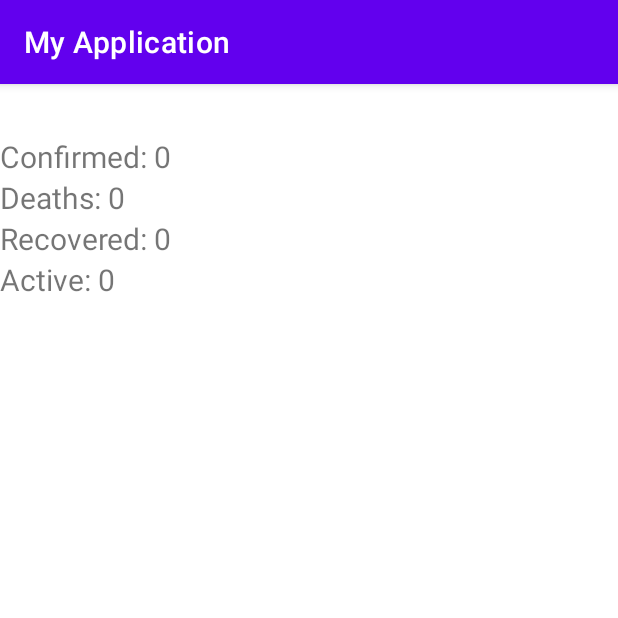
After one commit to Bauyrzhan07/Android-FInal, an Android app: the fragment CountryStatFragment placed in its activity, on a phone screen of 412 x 824 dp, the top half of it. The commit adds this screen. Run offline under Robolectric (Android 15) with nearby library versions, the phone set to English and light mode, and no system bars; 1 statement that could not run was skipped.

Commit message:
final project

```diff
--- a/app/src/main/AndroidManifest.xml
+++ b/app/src/main/AndroidManifest.xml
@@ -2,6 +2,7 @@
 <manifest xmlns:android="http://schemas.android.com/apk/res/android"
     package="com.example.myapplication">
 
+    <uses-permission android:name="android.permission.INTERNET"/>
     <application
         android:allowBackup="true"
         android:icon="@mipmap/ic_launcher"
@@ -10,7 +11,7 @@
         android:supportsRtl="true"
         android:theme="@style/Theme.MyApplication">
         <activity
-            android:name=".MainActivity"
+            android:name=".ui.activity.MainActivity"
             android:exported="true">
             <intent-filter>
                 <action android:name="android.intent.action.MAIN" />
--- /dev/null
+++ b/app/src/main/java/com/example/myapplication/data/Repository.kt
@@ -0,0 +1,56 @@
+package com.example.myapplication.data
+
+import android.util.Log
+import android.widget.Toast
+import androidx.lifecycle.LiveData
+import androidx.lifecycle.MutableLiveData
+import com.example.myapplication.data.api.ApiClient
+import com.example.myapplication.data.model.Country
+import com.example.myapplication.data.model.CountryStat
+import retrofit2.Call
+import retrofit2.Callback
+import retrofit2.Response
+
+class Repository private constructor() {
+    companion object {
+        private var instance: Repository? = null
+
+        fun getInstance() = instance ?: synchronized(this) {
+            instance ?: Repository()
+        }
+    }
+
+    fun getCountries(): LiveData<List<Country>> {
+        val result = MutableLiveData<List<Country>>()
+
+        val call = ApiClient.getApiService()?.getCountries()
+        call?.enqueue(object : Callback<List<Country>> {
+            override fun onResponse(call: Call<List<Country>>, response: Response<List<Country>>) {
+                result.value = if (response.isSuccessful) response.body() else emptyList()
+            }
+
+            override fun onFailure(call: Call<List<Country>>, t: Throwable) {
+                Log.e("Error", t.message.toString())
+            }
+        })
+
+        return result
+    }
+
+    fun getCountryStat(slug: String): LiveData<List<CountryStat>> {
+        val result = MutableLiveData<List<CountryStat>>()
+
+        val call = ApiClient.getApiService()?.getCountryStat(slug)
+        call?.enqueue(object : Callback<List<CountryStat>> {
+            override fun onResponse(call: Call<List<CountryStat>>, response: Response<List<CountryStat>>) {
+                result.value = if (response.isSuccessful) response.body() else emptyList()
+            }
+
+            override fun onFailure(call: Call<List<CountryStat>>, t: Throwable) {
+                Log.e("Error", t.message.toString())
+            }
+        })
+
+        return result
+    }
+}
--- /dev/null
+++ b/app/src/main/java/com/example/myapplication/data/api/ApiService.kt
@@ -0,0 +1,15 @@
+package com.example.myapplication.data.api
+
+import com.example.myapplication.data.model.Country
+import com.example.myapplication.data.model.CountryStat
+import retrofit2.Call
+import retrofit2.http.GET
+import retrofit2.http.Path
+
+interface ApiService {
+    @GET("countries")
+    fun getCountries(): Call<List<Country>>
+
+    @GET("country/{slug}")
+    fun getCountryStat(@Path("slug") slug: String): Call<List<CountryStat>>
+}
--- /dev/null
+++ b/app/src/main/java/com/example/myapplication/ui/activity/MainActivity.kt
@@ -0,0 +1,17 @@
+package com.example.myapplication.ui.activity
+
+import androidx.appcompat.app.AppCompatActivity
+import android.os.Bundle
+import com.example.myapplication.R
+import com.example.myapplication.ui.fragment.CountryListFragment
+
+class MainActivity : AppCompatActivity() {
+    override fun onCreate(savedInstanceState: Bundle?) {
+        super.onCreate(savedInstanceState)
+        setContentView(R.layout.activity_main)
+
+        supportFragmentManager.beginTransaction()
+            .add(R.id.fragmentContainerView, CountryListFragment(), null)
+            .commit()
+    }
+}
--- /dev/null
+++ b/app/src/main/java/com/example/myapplication/ui/fragment/CountryListFragment.kt
@@ -0,0 +1,52 @@
+package com.example.myapplication.ui.fragment
+
+import android.os.Bundle
+import androidx.fragment.app.Fragment
+import android.view.LayoutInflater
+import android.view.View
+import android.view.ViewGroup
+import androidx.recyclerview.widget.LinearLayoutManager
+import com.example.myapplication.R
+import com.example.myapplication.data.Repository
+import com.example.myapplication.databinding.FragmentCountryListBinding
+import com.example.myapplication.ui.adapter.CountryAdapter
+import com.example.myapplication.viewmodel.CountryViewModel
+
+class CountryListFragment : Fragment(R.layout.fragment_country_list) {
+    private lateinit var binding: FragmentCountryListBinding
+    private lateinit var countryViewModel: CountryViewModel
+    private lateinit var rvCountriesAdapter: CountryAdapter
+
+    override fun onCreateView(
+        inflater: LayoutInflater, container: ViewGroup?,
+        savedInstanceState: Bundle?,
+    ): View {
+        binding = FragmentCountryListBinding.inflate(inflater, container, false)
+        return binding.root
+    }
+
+    override fun onViewCreated(view: View, savedInstanceState: Bundle?) {
+        super.onViewCreated(view, savedInstanceState)
+        initUI()
+        observe()
+    }
+
+    fun initUI() {
+        countryViewModel = CountryViewModel(Repository.getInstance())
+        rvCountriesAdapter = CountryAdapter(countryViewModel)
+        binding.rvCountries.apply {
+            adapter = rvCountriesAdapter
+            layoutManager = LinearLayoutManager(context)
+            setHasFixedSize(true)
+        }
+    }
+
+    fun observe() {
+        countryViewModel.getCountries().observe(viewLifecycleOwner) {countries ->
+            if (countries != null) {
+                rvCountriesAdapter.countries = countries
+                rvCountriesAdapter.notifyDataSetChanged()
+            }
+        }
+    }
+}
--- /dev/null
+++ b/app/src/main/java/com/example/myapplication/ui/fragment/CountryStatFragment.kt
@@ -0,0 +1,81 @@
+package com.example.myapplication.ui.fragment
+
+import android.annotation.SuppressLint
+import android.os.Bundle
+import android.util.Log
+import androidx.fragment.app.Fragment
+import android.view.LayoutInflater
+import android.view.View
+import android.view.ViewGroup
+import androidx.core.os.bundleOf
+import androidx.recyclerview.widget.LinearLayoutManager
+import com.example.myapplication.R
+import com.example.myapplication.data.Repository
+import com.example.myapplication.data.model.CountryStat
+import com.example.myapplication.databinding.FragmentCountryListBinding
+import com.example.myapplication.databinding.FragmentCountryStatBinding
+import com.example.myapplication.ui.adapter.CountryAdapter
+import com.example.myapplication.viewmodel.CountryStatViewModel
+import com.example.myapplication.viewmodel.CountryViewModel
+
+class CountryStatFragment : Fragment(R.layout.fragment_country_stat) {
+    private lateinit var binding: FragmentCountryStatBinding
+    private lateinit var countryStatViewModel: CountryStatViewModel
+
+    private var countryStat: CountryStat? = null
+
+    companion object {
+        const val ARG_SLUG = "arg_slug"
+
+        fun newInstance(slug: String): CountryStatFragment {
+            val args = bundleOf((ARG_SLUG to slug))
+            val fragment = CountryStatFragment()
+            fragment.arguments = args
+            return fragment
+        }
+    }
+
+    override fun onCreateView(
+        inflater: LayoutInflater, container: ViewGroup?,
+        savedInstanceState: Bundle?,
+    ): View {
+        binding = FragmentCountryStatBinding.inflate(inflater, container, false)
+        return binding.root
+    }
+    override fun onViewCreated(view: View, savedInstanceState: Bundle?) {
+        super.onViewCreated(view, savedInstanceState)
+        initUI()
+        observe()
+    }
+
+    @SuppressLint("SetTextI18n")
+    fun initUI() {
+        countryStatViewModel = CountryStatViewModel(Repository.getInstance())
+        binding.apply {
+            if (countryStat != null) {
+                tvCountryName.text = countryStat?.Country
+                tvConfirmedCnt.text = "Confirmed: ${countryStat?.Confirmed}"
+                tvDeathCnt.text = "Deaths: ${countryStat?.Deaths}"
+                tvRecoverCnt.text = "Recovered: ${countryStat?.Recovered}"
+                tvActiveCnt.text = "Active: ${countryStat?.Active}"
+            } else {
+                tvCountryName.text = countryStat?.Country
+                tvConfirmedCnt.text = "Confirmed: 0"
+                tvDeathCnt.text = "Deaths: 0"
+                tvRecoverCnt.text = "Recovered: 0"
+                tvActiveCnt.text = "Active: 0"
+            }
+
+        }
+    }
+
+    fun observe() {
+        countryStatViewModel.getCountryStat(requireArguments().getString(ARG_SLUG)!!)
+            .observe(viewLifecycleOwner) { countryStats ->
+            if (countryStats.isNotEmpty()) {
+                countryStat = countryStats[countryStats.lastIndex]
+                initUI()
+            }
+        }
+    }
+}
--- /dev/null
+++ b/app/src/main/java/com/example/myapplication/viewmodel/CountryStatViewModel.kt
@@ -0,0 +1,10 @@
+package com.example.myapplication.viewmodel
+
+import androidx.lifecycle.ViewModel
+import com.example.myapplication.data.Repository
+
+class CountryStatViewModel(
+    private val repository: Repository
+): ViewModel() {
+    fun getCountryStat(slug: String) = repository.getCountryStat(slug)
+}
--- /dev/null
+++ b/app/src/main/java/com/example/myapplication/viewmodel/CountryViewModel.kt
@@ -0,0 +1,10 @@
+package com.example.myapplication.viewmodel
+
+import androidx.lifecycle.ViewModel
+import com.example.myapplication.data.Repository
+
+class CountryViewModel(
+    private val repository: Repository
+): ViewModel() {
+    fun getCountries() = repository.getCountries()
+}
--- a/app/src/main/res/layout/activity_main.xml
+++ b/app/src/main/res/layout/activity_main.xml
@@ -1,18 +1,9 @@
 <?xml version="1.0" encoding="utf-8"?>
-<androidx.constraintlayout.widget.ConstraintLayout xmlns:android="http://schemas.android.com/apk/res/android"
+<androidx.fragment.app.FragmentContainerView xmlns:android="http://schemas.android.com/apk/res/android"
     xmlns:app="http://schemas.android.com/apk/res-auto"
+    android:id="@+id/fragmentContainerView"
     xmlns:tools="http://schemas.android.com/tools"
     android:layout_width="match_parent"
     android:layout_height="match_parent"
-    tools:context=".MainActivity">
-
-    <TextView
-        android:layout_width="wrap_content"
-        android:layout_height="wrap_content"
-        android:text="Hello World!"
-        app:layout_constraintBottom_toBottomOf="parent"
-        app:layout_constraintLeft_toLeftOf="parent"
-        app:layout_constraintRight_toRightOf="parent"
-        app:layout_constraintTop_toTopOf="parent" />
-
-</androidx.constraintlayout.widget.ConstraintLayout>
+    tools:context=".ui.activity.MainActivity">
+</androidx.fragment.app.FragmentContainerView>
--- /dev/null
+++ b/app/src/main/res/layout/fragment_country_stat.xml
@@ -0,0 +1,55 @@
+<?xml version="1.0" encoding="utf-8"?>
+<androidx.constraintlayout.widget.ConstraintLayout xmlns:android="http://schemas.android.com/apk/res/android"
+    xmlns:app="http://schemas.android.com/apk/res-auto"
+    xmlns:tools="http://schemas.android.com/tools"
+    android:layout_width="match_parent"
+    android:layout_height="match_parent"
+    tools:context=".ui.fragment.CountryStatFragment">
+
+
+    <TextView
+        android:id="@+id/tvCountryName"
+        android:layout_width="wrap_content"
+        android:layout_height="wrap_content"
+        android:text="@string/country_name"
+        android:textSize="25sp"
+        android:textStyle="bold"
+        app:layout_constraintStart_toStartOf="parent"
+        app:layout_constraintTop_toTopOf="parent" />
+
+    <TextView
+        android:id="@+id/tvConfirmedCnt"
+        android:layout_width="wrap_content"
+        android:layout_height="wrap_content"
+        android:textSize="20sp"
+        android:text="@string/confirmed_0"
+        app:layout_constraintStart_toStartOf="parent"
+        app:layout_constraintTop_toBottomOf="@+id/tvCountryName" />
+
+    <TextView
+        android:id="@+id/tvDeathCnt"
+        android:layout_width="wrap_content"
+        android:layout_height="wrap_content"
+        android:textSize="20sp"
+        android:text="@string/deaths_0"
+        app:layout_constraintStart_toStartOf="parent"
+        app:layout_constraintTop_toBottomOf="@+id/tvConfirmedCnt" />
+
+    <TextView
+        android:id="@+id/tvRecoverCnt"
+        android:layout_width="wrap_content"
+        android:layout_height="wrap_content"
+        android:textSize="20sp"
+        android:text="@string/recovered_0"
+        app:layout_constraintStart_toStartOf="parent"
+        app:layout_constraintTop_toBottomOf="@+id/tvDeathCnt" />
+
+    <TextView
+        android:id="@+id/tvActiveCnt"
+        android:layout_width="wrap_content"
+        android:layout_height="wrap_content"
+        android:textSize="20sp"
+        android:text="@string/active_0"
+        app:layout_constraintStart_toStartOf="parent"
+        app:layout_constraintTop_toBottomOf="@+id/tvRecoverCnt" />
+</androidx.constraintlayout.widget.ConstraintLayout>
--- a/app/src/main/res/values/strings.xml
+++ b/app/src/main/res/values/strings.xml
@@ -1,3 +1,12 @@
 <resources>
     <string name="app_name">My Application</string>
+    <!-- TODO: Remove or change this placeholder text -->
+    <string name="hello_blank_fragment">Hello blank fragment</string>
+    <string name="country_name">Country name</string>
+    <string name="more_info">More Info</string>
+    <string name="view_statistics">View statistics</string>
+    <string name="confirmed_0">Confirmed: 0</string>
+    <string name="deaths_0">Deaths: 0</string>
+    <string name="recovered_0">Recovered: 0</string>
+    <string name="active_0">Active: 0</string>
 </resources>
```
Also changed, not shown: app/build.gradle (+9 -0 lines), app/src/main/java/com/example/myapplication/MainActivity.kt (deleted, +0 -11 lines), app/src/main/java/com/example/myapplication/data/api/ApiClient.kt (added, +32 -0 lines), app/src/main/java/com/example/myapplication/data/model/Country.kt (added, +7 -0 lines), app/src/main/java/com/example/myapplication/data/model/CountryStat.kt (added, +17 -0 lines), app/src/main/java/com/example/myapplication/ui/adapter/CountryAdapter.kt (added, +50 -0 lines), app/src/main/res/layout/country_item.xml (added, +32 -0 lines), app/src/main/res/layout/fragment_country_list.xml (added, +18 -0 lines), 1 other file.
